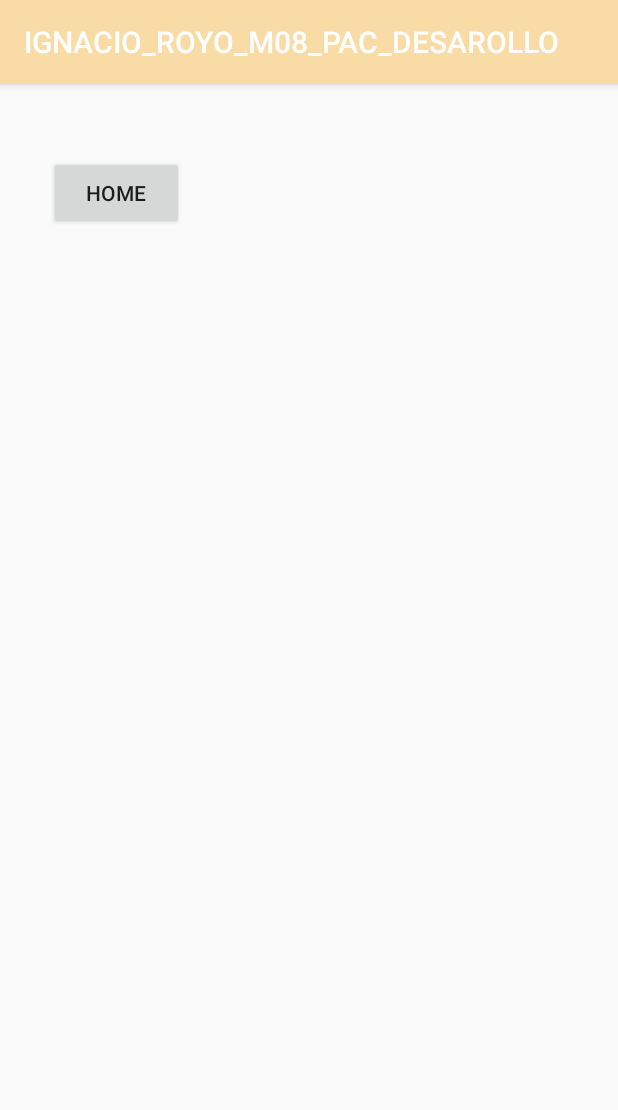
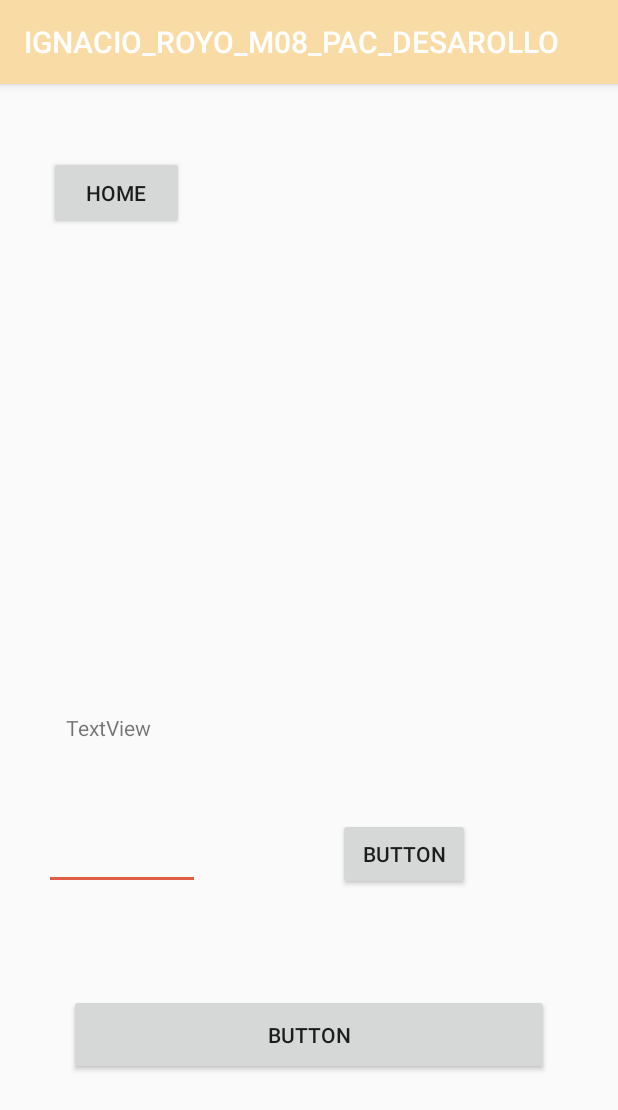
Before and after one commit to NachoRV/DAM_M08_PRACTICAS, an Android app: the Activity3 screen opened directly, with no data from a screen before it, on a phone screen of 412 x 824 dp. Shown: the top 1110 px of the screen. Run offline under Robolectric (Android 15) with nearby library versions, the phone set to English and light mode, and no system bars.

Commit message:
Activity3 funcionando

```diff
--- a/app/src/main/java/com/ignacio/royo/Activity2.java
+++ b/app/src/main/java/com/ignacio/royo/Activity2.java
@@ -5,6 +5,7 @@ import androidx.appcompat.app.AppCompatActivity;
 import android.content.Intent;
 import android.os.Bundle;
 import android.view.View;
+import android.widget.Toast;
 
 public class Activity2 extends AppCompatActivity {
 
@@ -12,6 +13,7 @@ public class Activity2 extends AppCompatActivity {
     protected void onCreate(Bundle savedInstanceState) {
         super.onCreate(savedInstanceState);
         setContentView(R.layout.activity_2);
+        Toast.makeText(getApplicationContext(),"Activity 2", Toast.LENGTH_SHORT).show();
     }
     public void home(View view) {
         Intent intent;
--- a/app/src/main/java/com/ignacio/royo/Activity3.java
+++ b/app/src/main/java/com/ignacio/royo/Activity3.java
@@ -2,22 +2,45 @@ package com.ignacio.royo;
 
 import androidx.appcompat.app.AppCompatActivity;
 
+import android.content.BroadcastReceiver;
 import android.content.Intent;
+import android.content.IntentFilter;
 import android.os.Bundle;
+import android.util.Log;
 import android.view.View;
+import android.widget.EditText;
+import android.widget.Toast;
 
 public class Activity3 extends AppCompatActivity {
-
+   public static EditText action;
+   public static  final String code = "sound";
     @Override
     protected void onCreate(Bundle savedInstanceState) {
         super.onCreate(savedInstanceState);
         setContentView(R.layout.activity_3);
+
+        BroadcastReceiver receiver = new MyReceiver();
+        IntentFilter filter = new IntentFilter(Intent.ACTION_HEADSET_PLUG);
+        this.registerReceiver(receiver, filter);
     }
 
+
+    public void getAction(View view) {
+        action = (EditText) findViewById(R.id.editText);
+        String data = action.getText().toString();
+        int in = Integer.parseInt(data);
+        Intent intent = new Intent(this, MyReceiver.class);
+        intent.putExtra(code, in);
+        sendBroadcast(intent);
+        Toast.makeText(getApplicationContext(),data , Toast.LENGTH_SHORT).show();
+    }
     public void home(View view) {
         Intent intent;
         intent = new Intent(Activity3.this, MainActivity.class);
         startActivity(intent);
         finish();
     }
+
+
+
 }
--- a/app/src/main/res/layout/activity_3.xml
+++ b/app/src/main/res/layout/activity_3.xml
@@ -18,4 +18,54 @@
         app:layout_constraintStart_toStartOf="parent"
         app:layout_constraintTop_toTopOf="parent" />
 
+    <EditText
+        android:id="@+id/editText"
+        android:layout_width="104dp"
+        android:layout_height="42dp"
+        android:layout_marginStart="29dp"
+        android:layout_marginBottom="69dp"
+        android:ems="10"
+        android:inputType="number"
+        app:layout_constraintBottom_toTopOf="@+id/button4"
+        app:layout_constraintStart_toStartOf="parent"
+        app:layout_constraintTop_toBottomOf="@+id/home"
+        app:layout_constraintVertical_bias="1.0" />
+
+    <TextView
+        android:id="@+id/textView"
+        android:layout_width="wrap_content"
+        android:layout_height="wrap_content"
+        android:layout_marginStart="44dp"
+        android:layout_marginBottom="22dp"
+        android:text="TextView"
+        app:layout_constraintBottom_toTopOf="@+id/editText"
+        app:layout_constraintStart_toStartOf="parent"
+        app:layout_constraintTop_toTopOf="parent"
+        app:layout_constraintVertical_bias="0.923" />
+
+    <Button
+        android:id="@+id/button3"
+        android:layout_width="wrap_content"
+        android:layout_height="wrap_content"
+        android:layout_marginStart="92dp"
+        android:layout_marginBottom="69dp"
+        android:text="Button"
+        android:onClick="getAction"
+        app:layout_constraintBottom_toTopOf="@+id/button4"
+        app:layout_constraintStart_toEndOf="@+id/editText"
+        app:layout_constraintTop_toBottomOf="@+id/home"
+        app:layout_constraintVertical_bias="1.0" />
+
+    <Button
+        android:id="@+id/button4"
+        android:layout_width="320dp"
+        android:layout_height="54dp"
+        android:layout_marginStart="44dp"
+        android:layout_marginEnd="44dp"
+        android:layout_marginBottom="107dp"
+        android:text="Button"
+        app:layout_constraintBottom_toBottomOf="parent"
+        app:layout_constraintEnd_toEndOf="parent"
+        app:layout_constraintStart_toStartOf="parent" />
+
 </androidx.constraintlayout.widget.ConstraintLayout>
```
Also changed, not shown: app/src/main/AndroidManifest.xml (+11 -1 lines), app/src/main/java/com/ignacio/royo/MyReceiver.java (added, +63 -0 lines), app/src/main/java/com/ignacio/royo/MyService.java (added, +46 -0 lines), 1 other file.
